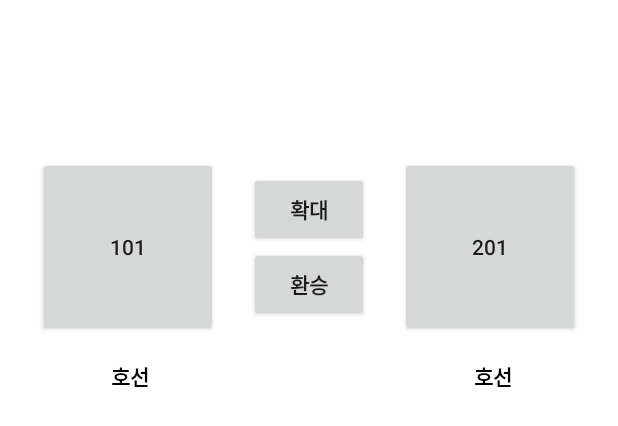
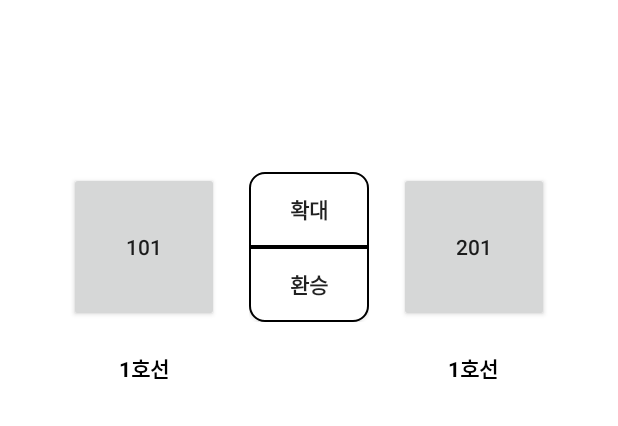
Before and after one commit to MJUTeamProject2021/MyongSubway, an Android app: the layout fragment_min_cost_path.xml on its own in the app's theme, with its tools: preview values and no code run, on a phone screen of 412 x 824 dp. Shown: the top 426 px of the screen. Run offline under Robolectric (Android 15) with nearby library versions, the phone set to English and light mode, and no system bars.

Commit message:
UI ver1.2

```diff
--- a/app/src/main/res/layout/fragment_min_cost_path.xml
+++ b/app/src/main/res/layout/fragment_min_cost_path.xml
@@ -13,18 +13,18 @@
 
         <androidx.appcompat.widget.AppCompatButton
             android:id="@+id/departureButton"
-            android:layout_width="120dp"
-            android:layout_height="120dp"
+            android:layout_width="100dp"
+            android:layout_height="100dp"
             android:text="101"
-            android:layout_marginLeft="25dp"
-            android:layout_alignParentLeft="true"
+            android:layout_marginRight="20dp"
+            android:layout_toLeftOf="@+id/linear"
             android:layout_centerVertical="true"/>
 
         <LinearLayout
             android:layout_width="wrap_content"
             android:layout_height="wrap_content"
+            android:orientation="vertical"
             android:id="@+id/linear"
-            android:orientation="vertical"
             android:layout_centerInParent="true">
 
             <androidx.appcompat.widget.AppCompatButton
@@ -32,50 +32,54 @@
                 android:layout_width="80dp"
                 android:layout_height="50dp"
                 android:text="확대"
-                android:textStyle="bold"/>
+                android:textStyle="bold"
+                android:background="@drawable/up_btn_background"/>
 
             <androidx.appcompat.widget.AppCompatButton
                 android:id="@+id/transferButton"
                 android:layout_width="80dp"
                 android:layout_height="50dp"
                 android:text="환승"
-                android:textStyle="bold"/>
+                android:textStyle="bold"
+                android:background="@drawable/down_btn_background"/>
 
         </LinearLayout>
 
         <androidx.appcompat.widget.AppCompatButton
             android:id="@+id/arrivalButton"
-            android:layout_width="120dp"
-            android:layout_height="120dp"
+            android:layout_width="100dp"
+            android:layout_height="100dp"
             android:text="201"
-            android:layout_marginRight="25dp"
-            android:layout_alignParentRight="true"
+            android:layout_marginLeft="20dp"
+            android:layout_toRightOf="@+id/linear"
             android:layout_centerVertical="true"/>
+
 
         <TextView
             android:id="@+id/departureLine"
             android:layout_width="50dp"
             android:layout_height="wrap_content"
-            android:text=" 호선"
+            android:text="1호선"
             android:textColor="@color/black"
             android:textStyle="bold"
             android:gravity="center"
-            android:layout_marginLeft="60dp"
-            android:layout_marginTop="15dp"
+            android:layout_marginLeft="25dp"
+            android:layout_marginTop="20dp"
+            android:layout_alignLeft="@+id/departureButton"
             android:layout_below="@id/departureButton"/>
 
         <TextView
             android:id="@+id/arrivalLine"
             android:layout_width="50dp"
             android:layout_height="wrap_content"
-            android:text=" 호선"
+            android:text="1호선"
             android:textColor="@color/black"
             android:textStyle="bold"
             android:gravity="center"
-            android:layout_marginRight="60dp"
-            android:layout_marginTop="15dp"
-            android:layout_alignParentRight="true"
-            android:layout_below="@id/arrivalButton"/>
+            android:layout_marginRight="25dp"
+            android:layout_marginTop="20dp"
+            android:layout_alignRight="@+id/arrivalButton"
+            android:layout_below="@+id/arrivalButton"/>
 
     </RelativeLayout>
 
--- a/app/src/main/res/values/themes.xml
+++ b/app/src/main/res/values/themes.xml
@@ -3,7 +3,7 @@
     <style name="Theme.MyongSubway" parent="Theme.MaterialComponents.DayNight.NoActionBar">
         <!-- Primary brand color. -->
         <item name="colorPrimary">@color/basicColor</item>
-        <item name="colorPrimaryVariant">@color/purple_700</item>
+        <item name="colorPrimaryVariant">@color/black</item>
         <item name="colorOnPrimary">@color/white</item>
         <!-- Secondary brand color. -->
         <item name="colorSecondary">@color/teal_200</item>
```
Also changed, not shown: app/src/main/res/layout/fragment_min_distance_path.xml (+23 -19 lines), app/src/main/res/layout/fragment_min_time_path.xml (+19 -17 lines).
